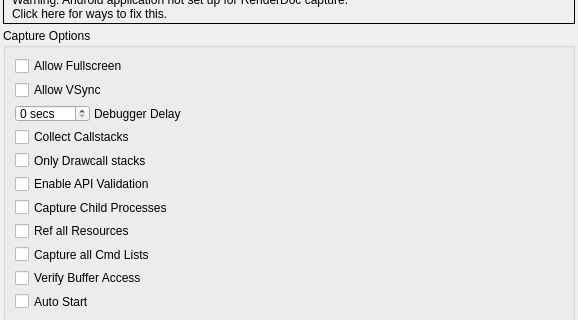
Above: qrenderdoc/Windows/Dialogs/CaptureDialog.ui from baldurk/renderdoc before the change; both pictures show x 0 to 578 and y 521 to 841 of the 578 by 1025 pixel window. Below: the same form after it.
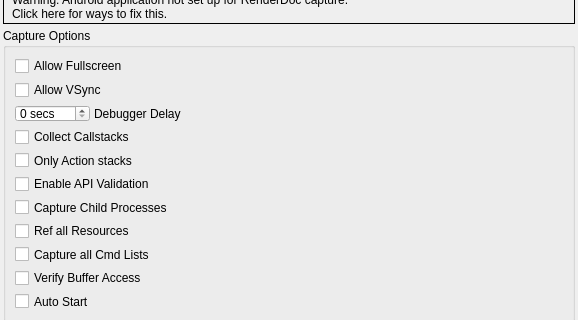
That is the form after the change. Icons and pictures are not drawn. Custom widgets are drawn as their Qt base class.

Commit message: Rename 'draw' or 'drawcall' to action

Patch:
```diff
--- a/qrenderdoc/Windows/Dialogs/CaptureDialog.ui
+++ b/qrenderdoc/Windows/Dialogs/CaptureDialog.ui
@@ -475,7 +475,7 @@
          <string>Only collect callstacks on 'drawcall' level api calls</string>
         </property>
         <property name="text">
-         <string>Only Drawcall stacks</string>
+         <string>Only Action stacks</string>
         </property>
        </widget>
       </item>
```
Left out of the diff: 4 changed lines with no effect on the pictures. The commit also changes 282 other files.
